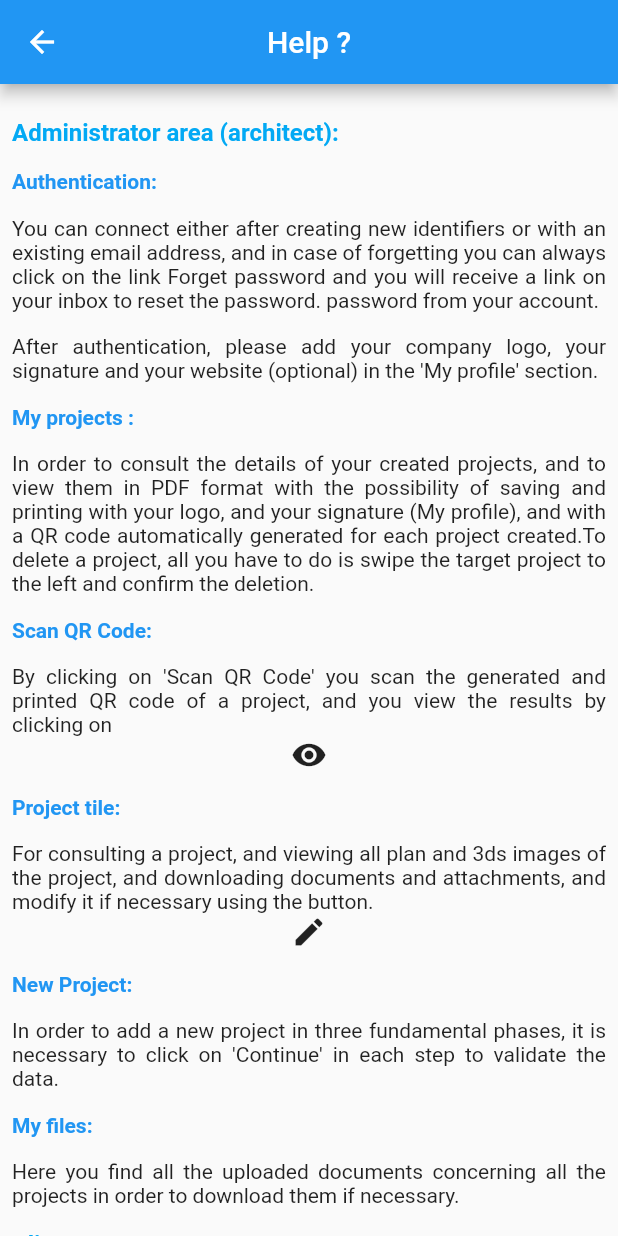
After one commit to fordevelop2020/qr_management, a Flutter app: the Help screen opened directly, on a phone screen of 412 x 824 dp. The commit adds this screen. Run offline on Flutter 3.47's test engine with Material 2 defaults, Android fonts, the phone set to English and light mode, and no system bars; our stand-ins replace carousel_slider, cloud_firestore, curved_navigation_bar, email_validator, file_picker, firebase_auth and 10 more; missing offline and left inert: barcode_scan, flutter_full_pdf_viewer, folding_cell, multi_image_picker; accounts and stored records are empty.

Commit message:
finale version :) + Help

```diff
--- /dev/null
+++ b/lib/screens/home/Help.dart
@@ -0,0 +1,195 @@
+
+
+import 'package:flutter/cupertino.dart';
+import 'package:flutter/material.dart';
+
+
+class Help extends StatelessWidget {
+  @override
+  Widget build(BuildContext context) {
+    return Scaffold(
+      appBar: AppBar(
+        title: Text("Help ?"),
+        centerTitle: true,
+      ),
+      body: SingleChildScrollView(
+        child: Padding(
+          padding: const EdgeInsets.all(8.0),
+          child: Column(
+            children: [
+              SizedBox(height: 15.0,),
+              Row(
+                mainAxisAlignment: MainAxisAlignment.start,
+                children: [
+                  Text("Administrator area (architect):",
+                    overflow:TextOverflow.ellipsis,
+                    maxLines: 50,textAlign: TextAlign.start, style:TextStyle(color: Colors.lightBlue,fontWeight: FontWeight.bold,fontSize: 16.0) ,
+                  ),
+                ],
+              ),
+              SizedBox(height: 15.0,),
+              Row(
+                mainAxisAlignment: MainAxisAlignment.start,
+                children: [
+                  Text("Authentication:",
+                    overflow:TextOverflow.ellipsis,
+                    maxLines: 50,textAlign: TextAlign.start,style:TextStyle(color: Colors.blue,fontWeight: FontWeight.bold,fontSize: 14.0) ,
+                  ),
+                ],
+              ),
+              SizedBox(height: 15.0,),
+              Text("You can connect either after creating new identifiers or with an existing email address, and in case of forgetting you can always click on the link "
+                  'Forget password'" and you will receive a link on your inbox to reset the password. password from your account.",
+                overflow:TextOverflow.ellipsis,
+                maxLines: 50,textAlign: TextAlign.justify,
+              ),
+              SizedBox(height: 15.0,),
+              Text("After authentication, please add your company logo, your signature and your website (optional) in the 'My profile' section.",
+                overflow:TextOverflow.ellipsis,
+                maxLines: 50,textAlign: TextAlign.justify,
+              ),
+              SizedBox(height: 15.0,),
+              Row(
+                mainAxisAlignment: MainAxisAlignment.start,
+                children: [
+                  Text("My projects :",
+                    overflow:TextOverflow.ellipsis,
+                    maxLines: 50,textAlign: TextAlign.justify,style:TextStyle(color: Colors.blue,fontWeight: FontWeight.bold,fontSize: 14.0) ,
+                  ),
+                ],
+              ),
+              SizedBox(height: 15.0,),
+              Text("In order to consult the details of your created projects, and to view them in PDF format with "
+                  "the possibility of saving and printing with your logo, and your signature (My profile),"
+                  " and with a QR code automatically generated for each project created."
+                "To delete a project, all you have to do is swipe the target project to the left and confirm the deletion.",
+                overflow:TextOverflow.ellipsis,
+                maxLines: 50,textAlign: TextAlign.justify,
+              ),
+              SizedBox(height: 15.0,),
+              Row(
+                mainAxisAlignment: MainAxisAlignment.start,
+                children: [
+                  Text("Scan QR Code:",
+                    overflow:TextOverflow.ellipsis,
+                    maxLines: 50,textAlign: TextAlign.justify,style:TextStyle(color: Colors.blue,fontWeight: FontWeight.bold,fontSize: 14.0) ,
+                  ),
+                ],
+              ),
+              SizedBox(height: 15.0,),
+              Text("By clicking on 'Scan QR Code' "
+                  "you scan the generated and printed QR code of a project, and you view the results by clicking on",
+                overflow:TextOverflow.ellipsis,
+                maxLines: 10,textAlign: TextAlign.justify,
+              ),
+              Icon(Icons.remove_red_eye),
+              SizedBox(height: 15.0,),
+              Row(
+                mainAxisAlignment: MainAxisAlignment.start,
+                children: [
+                  Text("Project tile:",
+                    overflow:TextOverflow.ellipsis,
+                    maxLines: 50,textAlign: TextAlign.justify,style:TextStyle(color: Colors.blue,fontWeight: FontWeight.bold,fontSize: 14.0) ,
+                  ),
+                ],
+              ),
+              SizedBox(height: 15.0,),
+              Text("For consulting a project, and viewing all plan and 3ds images of the project, "
+                  "and downloading documents and attachments, and modify it if necessary using the button.",
+                overflow:TextOverflow.ellipsis,
+                maxLines: 50,textAlign: TextAlign.justify,
+              ),
+              Icon(Icons.edit),
+              SizedBox(height: 15.0,),
+              Row(
+                mainAxisAlignment: MainAxisAlignment.start,
+                children: [
+                  Text("New Project:",
+                    overflow:TextOverflow.ellipsis,
+                    maxLines: 50,textAlign: TextAlign.justify,style:TextStyle(color: Colors.blue,fontWeight: FontWeight.bold,fontSize: 14.0) ,
+                  ),
+                ],
+              ),
+              SizedBox(height: 15.0,),
+              Text("In order to add a new project in three fundamental phases, it is necessary to click on 'Continue' in each step to validate the data.",
+                overflow:TextOverflow.ellipsis,
+                maxLines: 50,textAlign: TextAlign.justify,
+              ),
+              SizedBox(height: 15.0,),
+              Row(
+                mainAxisAlignment: MainAxisAlignment.start,
+                children: [
+                  Text("My files:",
+                    overflow:TextOverflow.ellipsis,
+                    maxLines: 50,textAlign: TextAlign.justify,style:TextStyle(color: Colors.blue,fontWeight: FontWeight.bold,fontSize: 14.0) ,
+                  ),
+                ],
+              ),
+              SizedBox(height: 15.0,),
+              Text("Here you find all the uploaded documents concerning all the projects in order to download them if necessary.",
+                overflow:TextOverflow.ellipsis,
+                maxLines: 50,textAlign: TextAlign.justify,
+              ),
+              SizedBox(height: 15.0,),
+              Row(
+                mainAxisAlignment: MainAxisAlignment.start,
+                children: [
+                  Text("Client Area :",
+                    overflow:TextOverflow.ellipsis,
+                    maxLines: 50,textAlign: TextAlign.justify,style:TextStyle(color: Colors.lightBlue,fontWeight: FontWeight.bold,fontSize: 16.0)
+                  ),
+                ],
+              ),
+              SizedBox(height: 15.0,),
+              Row(
+                mainAxisAlignment: MainAxisAlignment.start,
+                children: [
+                  Text("Authentication:",
+                    overflow:TextOverflow.ellipsis,
+                    maxLines: 50,textAlign: TextAlign.justify,style:TextStyle(color: Colors.blue,fontWeight: FontWeight.bold,fontSize: 14.0) ,
+                  ),
+                ],
+              ),
+              SizedBox(height: 15.0,),
+              Text("No authentication required to access the application. All you have to do is click on 'Client Area'.",
+                overflow:TextOverflow.ellipsis,
+                maxLines: 50,textAlign: TextAlign.justify,
+              ),
+              SizedBox(height: 15.0,),
+              Row(
+                mainAxisAlignment: MainAxisAlignment.start,
+                children: [
+                  Text("Scan QR Code:",
+                    overflow:TextOverflow.ellipsis,
+                    maxLines: 50,textAlign: TextAlign.justify,style:TextStyle(color: Colors.blue,fontWeight: FontWeight.bold,fontSize: 14.0) ,
+                  ),
+                ],
+              ),
+              SizedBox(height: 15.0,),
+              Text("By clicking on 'Scan QR Code' "
+                  "you scan the generated and printed QR code of a project, and you view the results by clicking on",
+                overflow:TextOverflow.ellipsis,
+                maxLines: 10,textAlign: TextAlign.justify,
+              ),
+              Icon(Icons.remove_red_eye),
+              SizedBox(height: 15.0,),
+            Text("PS: as a client, you cannot modify, add or delete a project,"
+                " you have the right to consult the given project through a QR code from your architect (admin).",
+              overflow:TextOverflow.ellipsis,
+              maxLines: 50,textAlign: TextAlign.justify,style:TextStyle(color: Colors.redAccent,fontWeight: FontWeight.bold,fontSize: 14.0) ,
+            ),
+              SizedBox(height: 25.0,),
+
+            Text("For any information or suggestion please contact us by email via: fordevelop2020@gmail.com",
+              overflow:TextOverflow.ellipsis,
+              maxLines: 50,textAlign: TextAlign.justify,style:TextStyle(color: Colors.blueGrey,fontWeight: FontWeight.bold,fontSize: 14.0) ,
+            ),
+              SizedBox(height: 25.0,),
+            ],
+          ),
+
+        ),
+      ),
+    );
+  }
+}
--- a/lib/screens/home/Home.dart
+++ b/lib/screens/home/Home.dart
@@ -22,6 +22,7 @@ import 'package:qr_management/screens/home/profile.dart';
 import 'package:qr_management/screens/home/proj_tile.dart';
 import 'package:url_launcher/url_launcher.dart';
 import '../../main.dart';
+import 'Help.dart';
 import 'addProjet.dart';
 import 'package:pdf/pdf.dart';
 import 'package:pdf/widgets.dart' as pw;
@@ -333,6 +334,14 @@ class _HomeState extends State<Home> {
           new MaterialPageRoute(
               builder: (BuildContext context) => new MyProfile(email: widget.user.email,user: widget.user,googleSignIn: widget.googleSignIn,
                   imageUrl:widget.user.photoUrl))
+      );
+
+    }
+
+    _myHelp() async{
+      Navigator.of(context).push(
+          new MaterialPageRoute(
+              builder: (BuildContext context) => new Help())
       );
 
     }
@@ -677,7 +686,8 @@ class _HomeState extends State<Home> {
                                           text: "Help",
                                           iconData: Icons.help_outline,
                                           textSize: getSize(3),
-                                          height: (menuContainerHeight)/8,),
+                                          height: (menuContainerHeight)/8,
+                                          onPressed: _myHelp,),
                                         MyButton(
                                           text: "Rate the app",
                                           iconData: Icons.star_half,
```
